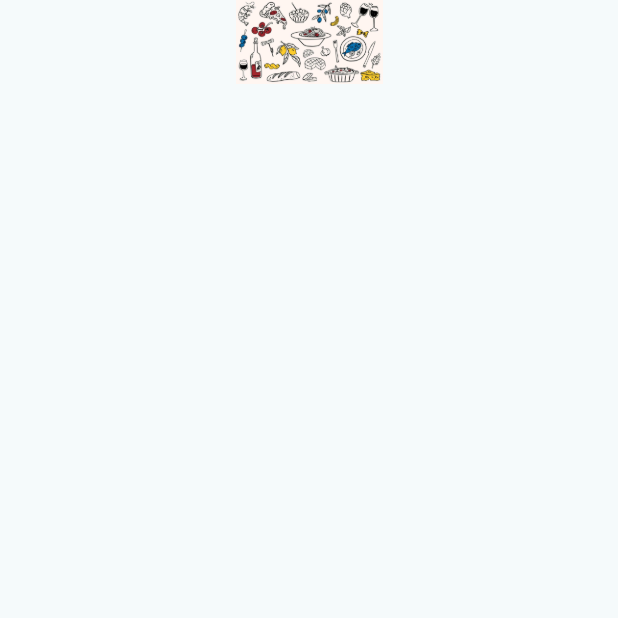
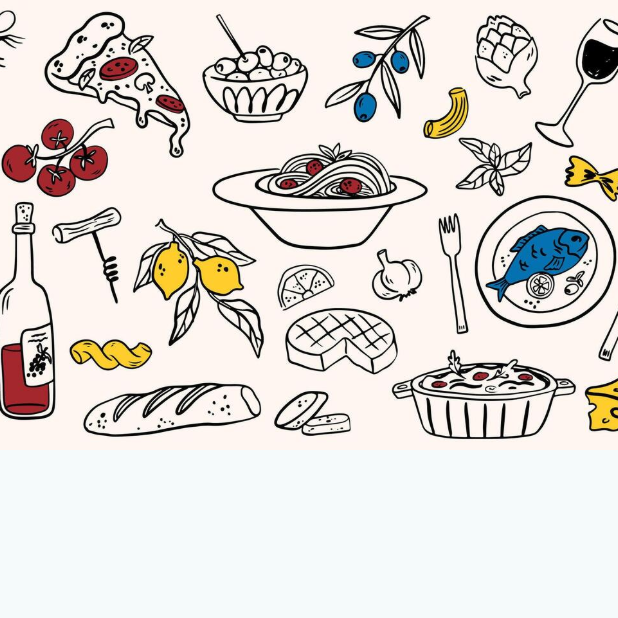
Before and after one commit to AkshitGameDev/commercialism, a Flutter app: the screen it shows after launch, on a phone screen of 412 x 824 dp, the top half of it. Run offline on Flutter 3.47's test engine with Material 3 defaults, Android fonts, the phone set to English and light mode, and no system bars; our stand-ins replace dots_indicator, get.

Commit message:
Update recommended_food_details.dart

```diff
--- a/commercialism/lib/pages/Food/recommended_food_details.dart
+++ b/commercialism/lib/pages/Food/recommended_food_details.dart
@@ -9,10 +9,12 @@ class RecommendedFoodDetails extends StatelessWidget {
       body: CustomScrollView(
         slivers:[
           SliverAppBar(
+            expandedHeight: 300,
             flexibleSpace: FlexibleSpaceBar(
               background: Image.asset(
                 'assets/images/food0.jpg',
                 width: double.maxFinite,
+                fit: BoxFit.cover,
                 )
               ),
             ),
```
